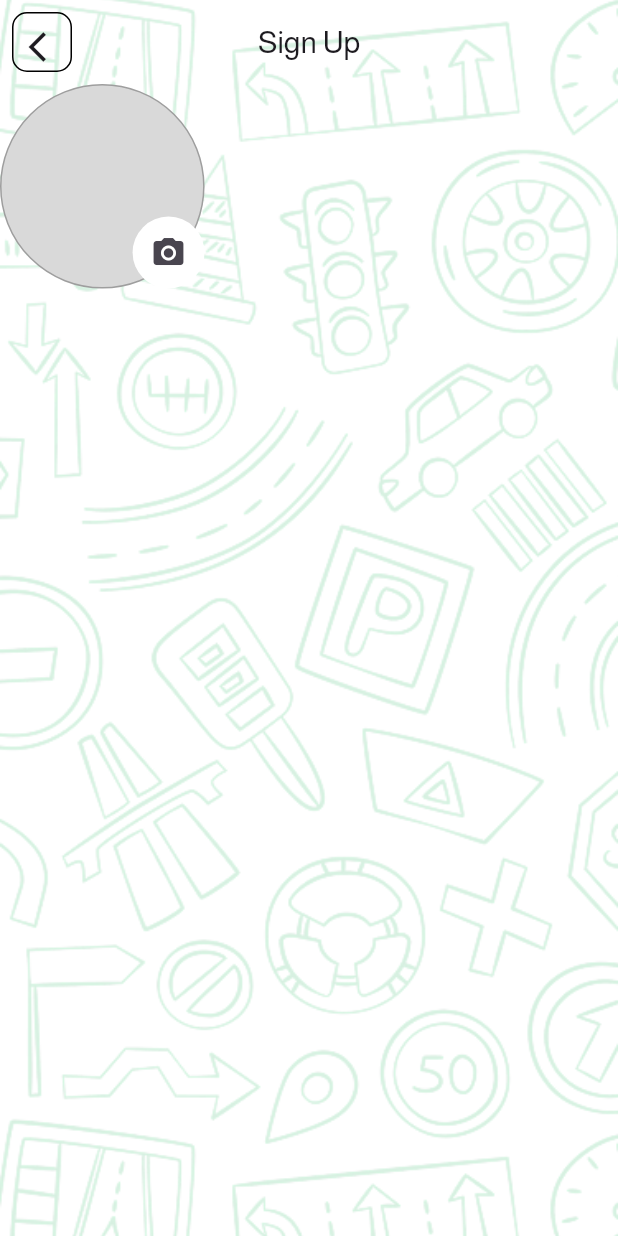
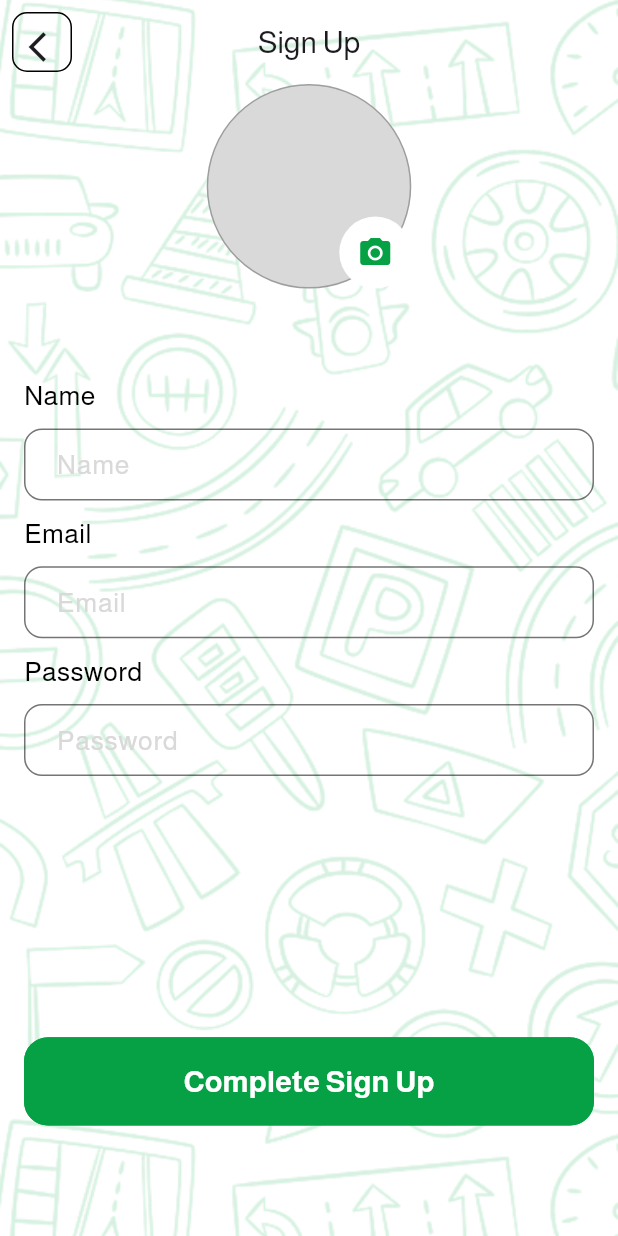
Before and after one commit to mostafa9011/Parky, a Flutter app: the screen it shows after launch, after a tap on "Sign Up", on a phone screen of 412 x 824 dp. Run offline on Flutter 3.47's test engine with Material 3 defaults, Android fonts, the light colour scheme and no system bars; our stand-ins replace bloc, cached_network_image, dartz, device_info_plus, dio, easy_localization and 13 more.

Commit message:
finish auth as a UI

```diff
--- a/lib/config/routes/page_name.dart
+++ b/lib/config/routes/page_name.dart
@@ -4,4 +4,6 @@ class PageName {
   static const String onBoarding2 = '/onBoarding2';
   static const String loginScreen = '/loginScreen';
   static const String signUpScreen = '/signUpScreen';
+  static const String completeSignUpScreen = '/completeSignUpScreen';
+  static const String otpScreen = '/otpScreen';
 }
--- a/lib/config/routes/route_manager.dart
+++ b/lib/config/routes/route_manager.dart
@@ -1,8 +1,10 @@
 import 'package:flutter/material.dart';
+import 'package:parky/features/auth/presentation/pages/complete_sign_up_screen.dart';
 import 'package:parky/features/auth/presentation/pages/login_screen.dart';
 import 'package:parky/features/splash/presentation/pages/splash_screen.dart';
 import 'package:page_transition/page_transition.dart';
 
+import '../../features/auth/presentation/pages/otp_screen.dart';
 import '../../features/auth/presentation/pages/sign_up_screen.dart';
 import '../../features/on_boarding/presentation/pages/on_boarding_screen1.dart';
 import '../../features/on_boarding/presentation/pages/on_boarding_screen2.dart';
@@ -44,6 +46,18 @@ class RouteManager {
           settings: routeSettings,
         );
 
+      case PageName.completeSignUpScreen:
+        return _getPageTransition(
+          const CompleteSignUpScreen(),
+          settings: routeSettings,
+        );
+
+      case PageName.otpScreen:
+        return _getPageTransition(
+          const OtpScreen(),
+          settings: routeSettings,
+        );
+
       default:
         return MaterialPageRoute(
           builder: (context) => Scaffold(
--- a/lib/core/errors/api/dio_error_handler_factory.dart
+++ b/lib/core/errors/api/dio_error_handler_factory.dart
@@ -25,8 +25,6 @@ class DioErrorHandlerFactory implements ErrorHandlerFactoryInterface {
         return ConnectionErrorHandler();
       case DioExceptionType.unknown:
         return UnknownErrorHandler();
-      default:
-        return UnknownErrorHandler();
-    }
+      }
   }
 }
--- a/lib/features/auth/presentation/pages/login_screen.dart
+++ b/lib/features/auth/presentation/pages/login_screen.dart
@@ -7,6 +7,7 @@ import 'package:parky/core/utils/widgets/custom_elevated_button.dart';
 import 'package:parky/core/utils/widgets/custom_text_form_field.dart';
 
 import '../../../../config/themes/assets_manager.dart';
+import '../../../../core/utils/widgets/custom_scaffold_message.dart';
 
 class LoginScreen extends StatefulWidget {
   const LoginScreen({super.key});
@@ -66,7 +67,9 @@ class _LoginScreenState extends State<LoginScreen> {
                 ),
                 const SizedBox(height: 16),
                 CustomElevatedButton(
-                  onPressed: () {},
+                  onPressed: () {
+                    showScaffoldMessage(context);
+                  },
                   text: "Sign In",
                   height: 40,
                 ),
--- a/lib/features/auth/presentation/pages/sign_up_screen.dart
+++ b/lib/features/auth/presentation/pages/sign_up_screen.dart
@@ -1,9 +1,14 @@
 import 'package:flutter/material.dart';
 import 'package:flutter_screenutil/flutter_screenutil.dart';
+import 'package:parky/config/themes/text_style.dart';
 import 'package:parky/features/auth/presentation/widgets/custom_app_bar.dart';
 
+import '../../../../config/routes/page_name.dart';
 import '../../../../config/themes/assets_manager.dart';
+import '../../../../config/themes/color_manager.dart';
 import '../../../../core/utils/widgets/circular_image.dart';
+import '../../../../core/utils/widgets/custom_elevated_button.dart';
+import '../../../../core/utils/widgets/custom_text_form_field.dart';
 import '../widgets/image_sourse_dialog.dart';
 
 class SignUpScreen extends StatelessWidget {
@@ -27,7 +32,9 @@ class SignUpScreen extends StatelessWidget {
               Navigator.pop(context);
             },
           ),
-          body: SingleChildScrollView(
+          body: Padding(
+            padding: const EdgeInsets.symmetric(horizontal: 16),
+            child: SingleChildScrollView(
               child: Column(
                 children: [
                   Stack(
@@ -45,7 +52,10 @@ class SignUpScreen extends StatelessWidget {
                             shape: BoxShape.circle,
                           ),
                           child: IconButton(
-                          icon: const Icon(Icons.camera_alt),
+                            icon: const Icon(
+                              Icons.camera_alt,
+                              color: ColorManager.primaryColor,
+                            ),
                             onPressed: () {
                               showImageSourceDialog(context);
                             },
@@ -54,7 +64,68 @@ class SignUpScreen extends StatelessWidget {
                       ),
                     ],
                   ),
+                  SizedBox(height: 50.h),
+                  Column(
+                    crossAxisAlignment: CrossAxisAlignment.start,
+                    children: [
+                      Text(
+                        "Name",
+                        style: getRegularStyle(
+                          fontSize: 16,
+                          color: Colors.black,
+                        ),
+                      ),
+                      const CustomTextFormField(
+                        textHint: "Name",
+                        colorBorder: Colors.black54,
+                      ),
                     ],
+                  ),
+                  Column(
+                    crossAxisAlignment: CrossAxisAlignment.start,
+                    children: [
+                      Text(
+                        "Email",
+                        style: getRegularStyle(
+                          fontSize: 16,
+                          color: Colors.black,
+                        ),
+                      ),
+                      const CustomTextFormField(
+                        textHint: "Email",
+                        colorBorder: Colors.black54,
+                      ),
+                    ],
+                  ),
+                  Column(
+                    crossAxisAlignment: CrossAxisAlignment.start,
+                    children: [
+                      Text(
+                        "Password",
+                        style: getRegularStyle(
+                          fontSize: 16,
+                          color: Colors.black,
+                        ),
+                      ),
+                      const CustomTextFormField(
+                        textHint: "Password",
+                        colorBorder: Colors.black54,
+                      ),
+                    ],
+                  ),
+                  SizedBox(height: .2.sh),
+                  CustomElevatedButton(
+                    onPressed: () {
+                      Navigator.pushNamed(
+                        context,
+                        PageName.completeSignUpScreen,
+                      );
+                    },
+                    text: "Complete Sign Up",
+                    isLoading: false,
+                  ),
+                ],
+              ),
             ),
           ),
         ),
--- a/pubspec.yaml
+++ b/pubspec.yaml
@@ -26,6 +26,7 @@ dependencies:
   image_picker: ^1.1.2
   page_transition: ^2.1.0
   permission_handler: ^11.3.1
+  pinput: ^5.0.1
   pretty_dio_logger: ^1.3.1
   shared_preferences: ^2.2.3
 
```
Also changed, not shown: lib/core/utils/widgets/custom_scaffold_message.dart (added, +45 -0 lines), lib/features/auth/presentation/cubit/verify_otp/verify_otp_cubit.dart (added, +64 -0 lines), lib/features/auth/presentation/cubit/verify_otp/verify_otp_states.dart (added, +33 -0 lines), lib/features/auth/presentation/pages/complete_sign_up_screen.dart (added, +85 -0 lines), lib/features/auth/presentation/pages/otp_screen.dart (added, +89 -0 lines), lib/features/auth/presentation/widgets/otp_input_field.dart (added, +56 -0 lines), lib/features/auth/presentation/widgets/resend_component.dart (added, +113 -0 lines), lib/features/auth/presentation/widgets/verify_otp_button.dart (added, +35 -0 lines), pubspec.lock. Lines whose indentation alone changed are shown as unchanged.
